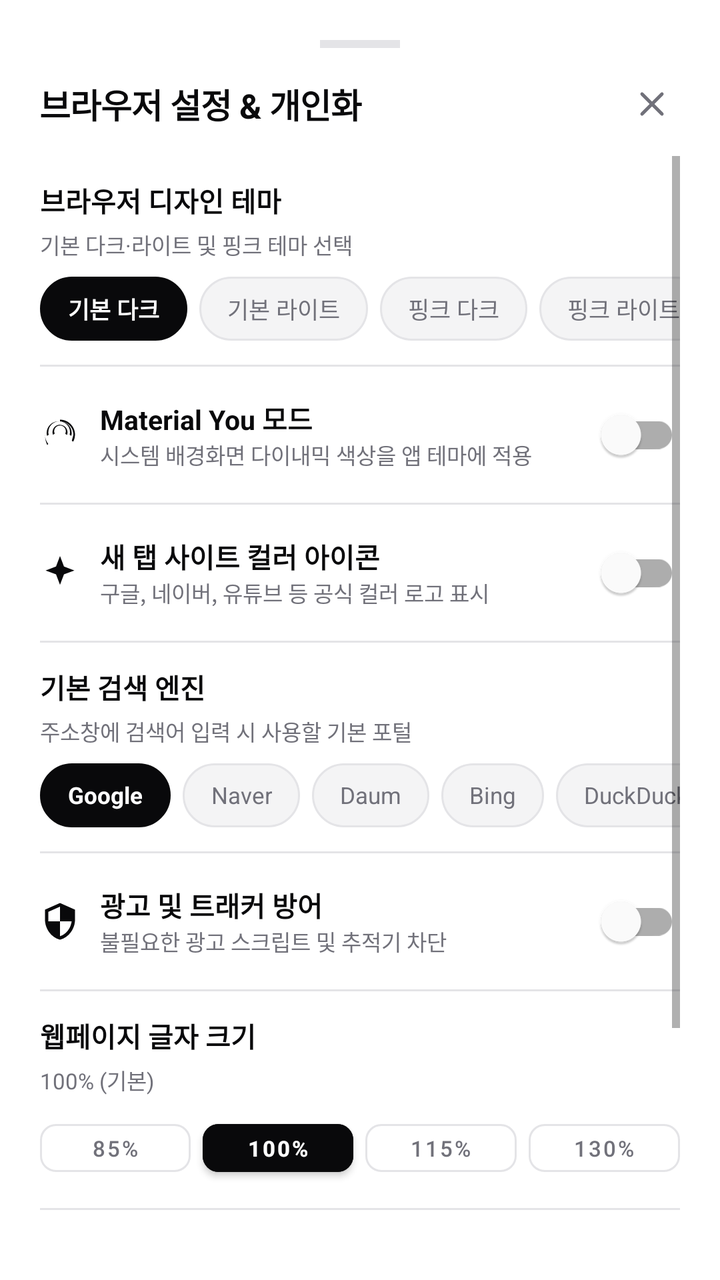
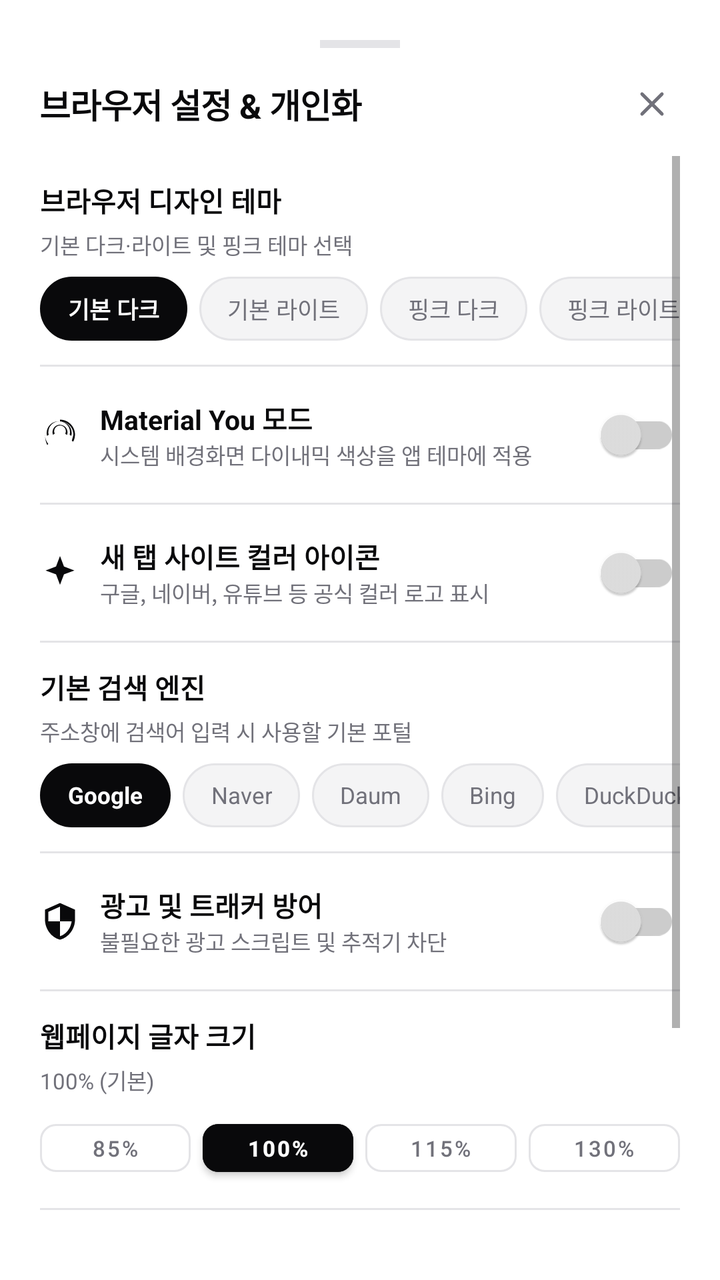

Screens rendered from an Android XML layout before and after an edit, with the pre-edit source and the edit as a unified diff.
<!-- AndroidManifest.xml: application theme Theme.CreamAiHub -->
<!-- res/layout/dialog_settings.xml -->
<?xml version="1.0" encoding="utf-8"?>
<LinearLayout 
    xmlns:android="http://schemas.android.com/apk/res/android"
    xmlns:app="http://schemas.android.com/apk/res-auto"
    android:layout_width="match_parent"
    android:layout_height="wrap_content"
    android:orientation="vertical"
    android:padding="20dp"
    android:background="@drawable/bg_bottom_sheet">

    
    <View
        android:layout_width="40dp"
        android:layout_height="4dp"
        android:layout_gravity="center_horizontal"
        android:background="@color/border_gray"
        android:layout_marginBottom="14dp" />

    <LinearLayout
        android:layout_width="match_parent"
        android:layout_height="wrap_content"
        android:orientation="horizontal"
        android:gravity="center_vertical"
        android:layout_marginBottom="12dp">

        <TextView
            android:layout_width="0dp"
            android:layout_height="wrap_content"
            android:layout_weight="1"
            android:text="브라우저 설정 &amp; 개인화"
            android:textSize="17sp"
            android:textStyle="bold"
            android:textColor="@color/primary_black"
            android:letterSpacing="-0.02" />

        <ImageView
            android:id="@+id/btnCloseSettingsIcon"
            android:layout_width="28dp"
            android:layout_height="28dp"
            android:src="@drawable/ic_close"
            app:tint="@color/text_muted"
            android:padding="4dp"
            android:background="?attr/selectableItemBackgroundBorderless"
            android:contentDescription="Close" />
    </LinearLayout>

    <ScrollView
        android:layout_width="match_parent"
        android:layout_height="wrap_content"
        android:maxHeight="440dp"
        android:scrollbars="vertical"
        android:layout_marginBottom="14dp">

        <LinearLayout
            android:layout_width="match_parent"
            android:layout_height="wrap_content"
            android:orientation="vertical">

            
            <LinearLayout
                android:layout_width="match_parent"
                android:layout_height="wrap_content"
                android:orientation="vertical"
                android:paddingVertical="12dp">

                <TextView
                    android:layout_width="wrap_content"
                    android:layout_height="wrap_content"
                    android:text="브라우저 디자인 테마"
                    android:textSize="13.5sp"
                    android:textStyle="bold"
                    android:textColor="@color/primary_black"
                    android:layout_marginBottom="4dp" />

                <TextView
                    android:layout_width="wrap_content"
                    android:layout_height="wrap_content"
                    android:text="기본 다크·라이트 및 핑크 테마 선택"
                    android:textSize="11sp"
                    android:textColor="@color/text_muted"
                    android:layout_marginBottom="8dp" />

                <HorizontalScrollView
                    android:layout_width="match_parent"
                    android:layout_height="wrap_content"
                    android:scrollbars="none">

                    <LinearLayout
                        android:layout_width="wrap_content"
                        android:layout_height="wrap_content"
                        android:orientation="horizontal">

                        <TextView
                            android:id="@+id/btnThemeDefaultDark"
                            android:layout_width="wrap_content"
                            android:layout_height="32dp"
                            android:text="기본 다크"
                            android:textSize="11.5sp"
                            android:textStyle="bold"
                            android:textColor="@color/white"
                            android:background="@drawable/bg_pill_badge"
                            android:backgroundTint="@color/primary_black"
                            android:gravity="center"
                            android:paddingHorizontal="14dp"
                            android:layout_marginEnd="6dp"
                            android:clickable="true"
                            android:focusable="true" />

                        <TextView
                            android:id="@+id/btnThemeDefaultLight"
                            android:layout_width="wrap_content"
                            android:layout_height="32dp"
                            android:text="기본 라이트"
                            android:textSize="11.5sp"
                            android:textColor="@color/text_muted"
                            android:background="@drawable/bg_pill_badge"
                            android:gravity="center"
                            android:paddingHorizontal="14dp"
                            android:layout_marginEnd="6dp"
                            android:clickable="true"
                            android:focusable="true" />

                        <TextView
                            android:id="@+id/btnThemePinkDark"
                            android:layout_width="wrap_content"
                            android:layout_height="32dp"
                            android:text="핑크 다크"
                            android:textSize="11.5sp"
                            android:textColor="@color/text_muted"
                            android:background="@drawable/bg_pill_badge"
                            android:gravity="center"
                            android:paddingHorizontal="14dp"
                            android:layout_marginEnd="6dp"
                            android:clickable="true"
                            android:focusable="true" />

                        <TextView
                            android:id="@+id/btnThemePinkLight"
                            android:layout_width="wrap_content"
                            android:layout_height="32dp"
                            android:text="핑크 라이트"
                            android:textSize="11.5sp"
                            android:textColor="@color/text_muted"
                            android:background="@drawable/bg_pill_badge"
                            android:gravity="center"
                            android:paddingHorizontal="14dp"
                            android:clickable="true"
                            android:focusable="true" />
                    </LinearLayout>
                </HorizontalScrollView>
            </LinearLayout>

            <View
                android:layout_width="match_parent"
                android:layout_height="1dp"
                android:background="@color/border_gray" />

            
            <LinearLayout
                android:layout_width="match_parent"
                android:layout_height="wrap_content"
                android:orientation="horizontal"
                android:gravity="center_vertical"
                android:paddingVertical="10dp">

                <ImageView
                    android:layout_width="20dp"
                    android:layout_height="20dp"
                    android:src="@drawable/ic_palette"
                    app:tint="@color/primary_black"
                    android:layout_marginEnd="10dp" />

                <LinearLayout
                    android:layout_width="0dp"
                    android:layout_height="wrap_content"
                    android:layout_weight="1"
                    android:orientation="vertical">

                    <TextView
                        android:layout_width="wrap_content"
                        android:layout_height="wrap_content"
                        android:text="Material You 모드"
                        android:textSize="13.5sp"
                        android:textStyle="bold"
                        android:textColor="@color/primary_black" />

                    <TextView
                        android:layout_width="wrap_content"
                        android:layout_height="wrap_content"
                        android:text="시스템 배경화면 다이내믹 색상을 앱 테마에 적용"
                        android:textSize="11sp"
                        android:textColor="@color/text_muted" />
                </LinearLayout>

                <com.google.android.material.switchmaterial.SwitchMaterial
                    android:id="@+id/switchMaterialYou"
                    android:layout_width="wrap_content"
                    android:layout_height="wrap_content" />
            </LinearLayout>

            <View
                android:layout_width="match_parent"
                android:layout_height="1dp"
                android:background="@color/border_gray" />

            
            <LinearLayout
                android:layout_width="match_parent"
                android:layout_height="wrap_content"
                android:orientation="horizontal"
                android:gravity="center_vertical"
                android:paddingVertical="10dp">

                <ImageView
                    android:layout_width="20dp"
                    android:layout_height="20dp"
                    android:src="@drawable/ic_sparkles"
                    app:tint="@color/primary_black"
                    android:layout_marginEnd="10dp" />

                <LinearLayout
                    android:layout_width="0dp"
                    android:layout_height="wrap_content"
                    android:layout_weight="1"
                    android:orientation="vertical">

                    <TextView
                        android:layout_width="wrap_content"
                        android:layout_height="wrap_content"
                        android:text="새 탭 사이트 컬러 아이콘"
                        android:textSize="13.5sp"
                        android:textStyle="bold"
                        android:textColor="@color/primary_black" />

                    <TextView
                        android:layout_width="wrap_content"
                        android:layout_height="wrap_content"
                        android:text="구글, 네이버, 유튜브 등 공식 컬러 로고 표시"
                        android:textSize="11sp"
                        android:textColor="@color/text_muted" />
                </LinearLayout>

                <com.google.android.material.switchmaterial.SwitchMaterial
                    android:id="@+id/switchColorFavicons"
                    android:layout_width="wrap_content"
                    android:layout_height="wrap_content" />
            </LinearLayout>

            <View
                android:layout_width="match_parent"
                android:layout_height="1dp"
                android:background="@color/border_gray" />

            
            <LinearLayout
                android:layout_width="match_parent"
                android:layout_height="wrap_content"
                android:orientation="vertical"
                android:paddingVertical="12dp">

                <TextView
                    android:layout_width="wrap_content"
                    android:layout_height="wrap_content"
                    android:text="기본 검색 엔진"
                    android:textSize="13.5sp"
                    android:textStyle="bold"
                    android:textColor="@color/primary_black"
                    android:layout_marginBottom="4dp" />

                <TextView
                    android:layout_width="wrap_content"
                    android:layout_height="wrap_content"
                    android:text="주소창에 검색어 입력 시 사용할 기본 포털"
                    android:textSize="11sp"
                    android:textColor="@color/text_muted"
                    android:layout_marginBottom="8dp" />

                <HorizontalScrollView
                    android:layout_width="match_parent"
                    android:layout_height="wrap_content"
                    android:scrollbars="none">

                    <LinearLayout
                        android:id="@+id/layoutSearchEngines"
                        android:layout_width="wrap_content"
                        android:layout_height="wrap_content"
                        android:orientation="horizontal">

                        <TextView
                            android:id="@+id/btnEngineGoogle"
                            android:layout_width="wrap_content"
                            android:layout_height="32dp"
                            android:text="Google"
                            android:textSize="11.5sp"
                            android:textStyle="bold"
                            android:textColor="@color/white"
                            android:background="@drawable/bg_pill_badge"
                            android:backgroundTint="@color/primary_black"
                            android:gravity="center"
                            android:paddingHorizontal="14dp"
                            android:layout_marginEnd="6dp"
                            android:clickable="true"
                            android:focusable="true" />

                        <TextView
                            android:id="@+id/btnEngineNaver"
                            android:layout_width="wrap_content"
                            android:layout_height="32dp"
                            android:text="Naver"
                            android:textSize="11.5sp"
                            android:textColor="@color/text_muted"
                            android:background="@drawable/bg_pill_badge"
                            android:gravity="center"
                            android:paddingHorizontal="14dp"
                            android:layout_marginEnd="6dp"
                            android:clickable="true"
                            android:focusable="true" />

                        <TextView
                            android:id="@+id/btnEngineDaum"
                            android:layout_width="wrap_content"
                            android:layout_height="32dp"
                            android:text="Daum"
                            android:textSize="11.5sp"
                            android:textColor="@color/text_muted"
                            android:background="@drawable/bg_pill_badge"
                            android:gravity="center"
                            android:paddingHorizontal="14dp"
                            android:layout_marginEnd="6dp"
                            android:clickable="true"
                            android:focusable="true" />

                        <TextView
                            android:id="@+id/btnEngineBing"
                            android:layout_width="wrap_content"
                            android:layout_height="32dp"
                            android:text="Bing"
                            android:textSize="11.5sp"
                            android:textColor="@color/text_muted"
                            android:background="@drawable/bg_pill_badge"
                            android:gravity="center"
                            android:paddingHorizontal="14dp"
                            android:layout_marginEnd="6dp"
                            android:clickable="true"
                            android:focusable="true" />

                        <TextView
                            android:id="@+id/btnEngineDuck"
                            android:layout_width="wrap_content"
                            android:layout_height="32dp"
                            android:text="DuckDuckGo"
                            android:textSize="11.5sp"
                            android:textColor="@color/text_muted"
                            android:background="@drawable/bg_pill_badge"
                            android:gravity="center"
                            android:paddingHorizontal="14dp"
                            android:clickable="true"
                            android:focusable="true" />
                    </LinearLayout>
                </HorizontalScrollView>
            </LinearLayout>

            <View
                android:layout_width="match_parent"
                android:layout_height="1dp"
                android:background="@color/border_gray" />

            
            <LinearLayout
                android:layout_width="match_parent"
                android:layout_height="wrap_content"
                android:orientation="horizontal"
                android:gravity="center_vertical"
                android:paddingVertical="10dp">

                <ImageView
                    android:layout_width="20dp"
                    android:layout_height="20dp"
                    android:src="@drawable/ic_shield"
                    app:tint="@color/primary_black"
                    android:layout_marginEnd="10dp" />

                <LinearLayout
                    android:layout_width="0dp"
                    android:layout_height="wrap_content"
                    android:layout_weight="1"
                    android:orientation="vertical">

                    <TextView
                        android:layout_width="wrap_content"
                        android:layout_height="wrap_content"
                        android:text="광고 및 트래커 방어"
                        android:textSize="13.5sp"
                        android:textStyle="bold"
                        android:textColor="@color/primary_black" />

                    <TextView
                        android:layout_width="wrap_content"
                        android:layout_height="wrap_content"
                        android:text="불필요한 광고 스크립트 및 추적기 차단"
                        android:textSize="11sp"
                        android:textColor="@color/text_muted" />
                </LinearLayout>

                <com.google.android.material.switchmaterial.SwitchMaterial
                    android:id="@+id/switchAdBlock"
                    android:layout_width="wrap_content"
                    android:layout_height="wrap_content" />
            </LinearLayout>

            <View
                android:layout_width="match_parent"
                android:layout_height="1dp"
                android:background="@color/border_gray" />

            
            <LinearLayout
                android:layout_width="match_parent"
                android:layout_height="wrap_content"
                android:orientation="vertical"
                android:paddingVertical="12dp">

                <TextView
                    android:layout_width="wrap_content"
                    android:layout_height="wrap_content"
                    android:text="웹페이지 글자 크기"
                    android:textSize="13.5sp"
                    android:textStyle="bold"
                    android:textColor="@color/primary_black"
                    android:layout_marginBottom="4dp" />

                <TextView
                    android:id="@+id/tvZoomDisplay"
                    android:layout_width="wrap_content"
                    android:layout_height="wrap_content"
                    android:text="100% (기본)"
                    android:textSize="11sp"
                    android:textColor="@color/text_muted"
                    android:layout_marginBottom="8dp" />

                <LinearLayout
                    android:layout_width="match_parent"
                    android:layout_height="wrap_content"
                    android:orientation="horizontal">

                    <Button
                        android:id="@+id/btnZoom80"
                        android:layout_width="0dp"
                        android:layout_height="36dp"
                        android:layout_weight="1"
                        android:text="85%"
                        android:textSize="11sp"
                        style="@style/Widget.MaterialComponents.Button.OutlinedButton"
                        android:textColor="@color/text_muted"
                        app:strokeColor="@color/border_gray"
                        app:cornerRadius="8dp"
                        android:layout_marginEnd="6dp" />

                    <Button
                        android:id="@+id/btnZoom100"
                        android:layout_width="0dp"
                        android:layout_height="36dp"
                        android:layout_weight="1"
                        android:text="100%"
                        android:textSize="11sp"
                        android:textStyle="bold"
                        android:backgroundTint="@color/primary_black"
                        android:textColor="@color/white"
                        app:cornerRadius="8dp"
                        android:layout_marginEnd="6dp" />

                    <Button
                        android:id="@+id/btnZoom120"
                        android:layout_width="0dp"
                        android:layout_height="36dp"
                        android:layout_weight="1"
                        android:text="115%"
                        android:textSize="11sp"
                        style="@style/Widget.MaterialComponents.Button.OutlinedButton"
                        android:textColor="@color/text_muted"
                        app:strokeColor="@color/border_gray"
                        app:cornerRadius="8dp"
                        android:layout_marginEnd="6dp" />

                    <Button
                        android:id="@+id/btnZoom140"
                        android:layout_width="0dp"
                        android:layout_height="36dp"
                        android:layout_weight="1"
                        android:text="130%"
                        android:textSize="11sp"
                        style="@style/Widget.MaterialComponents.Button.OutlinedButton"
                        android:textColor="@color/text_muted"
                        app:strokeColor="@color/border_gray"
                        app:cornerRadius="8dp" />
                </LinearLayout>
            </LinearLayout>

            <View
                android:layout_width="match_parent"
                android:layout_height="1dp"
                android:background="@color/border_gray" />

            
            <LinearLayout
                android:layout_width="match_parent"
                android:layout_height="wrap_content"
                android:orientation="vertical"
                android:paddingVertical="12dp">

                <TextView
                    android:layout_width="wrap_content"
                    android:layout_height="wrap_content"
                    android:text="AI 엔진 (DeepSeek API Key)"
                    android:textSize="13.5sp"
                    android:textStyle="bold"
                    android:textColor="@color/primary_black"
                    android:layout_marginBottom="4dp" />

                <TextView
                    android:layout_width="match_parent"
                    android:layout_height="wrap_content"
                    android:text="키가 없어도 내장 스마트 Creamy AI가 기본 자동 처리합니다."
                    android:textSize="11sp"
                    android:textColor="@color/text_muted"
                    android:layout_marginBottom="8dp" />

                <EditText
                    android:id="@+id/etApiKey"
                    android:layout_width="match_parent"
                    android:layout_height="40dp"
                    android:hint="sk-..."
                    android:textSize="12.5sp"
                    android:textColor="@color/primary_black"
                    android:textColorHint="@color/text_muted"
                    android:paddingHorizontal="12dp"
                    android:background="@drawable/bg_input_box"
                    android:inputType="textPassword" />
            </LinearLayout>

        </LinearLayout>
    </ScrollView>

    
    <Button
        android:id="@+id/btnSaveSettings"
        android:layout_width="match_parent"
        android:layout_height="44dp"
        android:text="설정 저장 완료"
        android:textSize="12.5sp"
        android:textStyle="bold"
        android:backgroundTint="@color/primary_black"
        android:textColor="@color/white"
        app:cornerRadius="12dp" />

</LinearLayout>
<!-- resources referenced by this layout -->
<resources>
  <color name="border_gray">#E4E4E7</color>
  <color name="primary_black">#09090B</color>
  <color name="text_muted">#71717A</color>
  <color name="white">#FFFFFF</color>
  <!-- drawable bg_bottom_sheet (drawable) -->
  <?xml version="1.0" encoding="utf-8"?>
  <shape xmlns:android="http://schemas.android.com/apk/res/android">
      <solid android:color="#FFFFFF" />
      <corners 
          android:topLeftRadius="28dp" 
          android:topRightRadius="28dp" 
          android:bottomLeftRadius="0dp" 
          android:bottomRightRadius="0dp" />
  </shape>
  <!-- drawable bg_input_box (drawable) -->
  <?xml version="1.0" encoding="utf-8"?>
  <shape xmlns:android="http://schemas.android.com/apk/res/android">
      <solid android:color="#F4F4F5" />
      <stroke android:width="1dp" android:color="#E4E4E7" />
      <corners android:radius="24dp" />
  </shape>
  <!-- drawable bg_pill_badge (drawable) -->
  <?xml version="1.0" encoding="utf-8"?>
  <shape xmlns:android="http://schemas.android.com/apk/res/android">
      <solid android:color="#F4F4F5" />
      <stroke android:width="1dp" android:color="#E4E4E7" />
      <corners android:radius="999dp" />
  </shape>
  <!-- drawable ic_close (drawable) -->
  <vector xmlns:android="http://schemas.android.com/apk/res/android"
      android:width="24dp"
      android:height="24dp"
      android:viewportWidth="24"
      android:viewportHeight="24">
      <path
          android:strokeColor="#09090B"
          android:strokeWidth="2"
          android:strokeLineCap="round"
          android:strokeLineJoin="round"
          android:pathData="M18,6L6,18M6,6l12,12" />
  </vector>
  <!-- drawable ic_palette (drawable) -->
  <vector xmlns:android="http://schemas.android.com/apk/res/android"
      android:width="24dp"
      android:height="24dp"
      android:viewportWidth="24"
      android:viewportHeight="24">
      <path
          android:fillColor="#000000"
          android:pathData="M12,3c-4.97,0 -9,4.03 -9,9 0,2.12 0.74,4.07 1.97,5.61L4.35,18.23C3.52,16.5 3,14.35 3,12c0,-4.97 4.03,-9 9,-9s9,4.03 9,9c0,1.52 -0.4,2.95 -1.09,4.19l-0.84,-0.53C19.64,13.62 20,12.35 20,12c0,-4.42 -3.58,-8 -8,-8zm0,1c3.87,0 7,3.13 7,7 0,0.59 -0.08,1.16 -0.22,1.71l-1.01,-0.64C17.91,11.56 18,11.04 18,10.5c0,-3.59 -2.91,-6.5 -6.5,-6.5 -3.59,0 -6.5,2.91 -6.5,6.5 0,0.54 0.09,1.06 0.23,1.57l-1.01,0.64C4.08,12.16 4,11.59 4,11c0,-3.87 3.13,-7 7,-7zm0,2c-2.48,0 -4.5,2.02 -4.5,4.5 0,0.55 0.1,1.07 0.28,1.56l1.09,-0.69C8.63,11.02 8.5,10.52 8.5,10c0,-1.93 1.57,-3.5 3.5,-3.5s3.5,1.57 3.5,3.5c0,0.52 -0.13,1.02 -0.37,1.47l1.09,0.69c0.18,-0.49 0.28,-1.01 0.28,-1.56 0,-2.48 -2.02,-4.5 -4.5,-4.5z" />
  </vector>
  <!-- drawable ic_shield (drawable) -->
  <vector xmlns:android="http://schemas.android.com/apk/res/android"
      android:width="24dp"
      android:height="24dp"
      android:viewportWidth="24"
      android:viewportHeight="24">
      <path
          android:fillColor="#000000"
          android:pathData="M12,1L3,5v6c0,5.55 3.84,10.74 9,12 5.16,-1.26 9,-6.45 9,-12V5l-9,-4zm0,10.99h7c-0.53,4.12 -3.28,7.79 -7,8.94V12H5V6.3l7,-3.11v8.8z" />
  </vector>
  <!-- drawable ic_sparkles (drawable) -->
  <vector xmlns:android="http://schemas.android.com/apk/res/android"
      android:width="24dp"
      android:height="24dp"
      android:viewportWidth="24"
      android:viewportHeight="24">
      <path
          android:fillColor="#09090B"
          android:pathData="M12,2L14.39,8.26L20.65,10.65L14.39,13.04L12,19.3L9.61,13.04L3.35,10.65L9.61,8.26L12,2Z" />
  </vector>
  <style name="Theme.CreamAiHub" parent="Theme.MaterialComponents.DayNight.NoActionBar">
          <item name="colorPrimary">@color/primary_black</item>
          <item name="colorPrimaryVariant">@color/secondary_dark</item>
          <item name="colorOnPrimary">@color/white</item>
          <item name="android:statusBarColor">@color/white</item>
          <item name="android:windowLightStatusBar">true</item>
      </style>
  <color name="secondary_dark">#27272A</color>
</resources>

<!-- the commit's change to res/layout/dialog_settings.xml (unified diff, before → after) -->
@@ -195,7 +195,9 @@
                 <com.google.android.material.switchmaterial.SwitchMaterial
                     android:id="@+id/switchMaterialYou"
                     android:layout_width="wrap_content"
-                    android:layout_height="wrap_content" />
+                    android:layout_height="wrap_content"
+                    app:thumbTint="@color/switch_thumb_selector"
+                    app:trackTint="@color/switch_track_selector" />
             </LinearLayout>
 
             <View
@@ -243,7 +245,9 @@
                 <com.google.android.material.switchmaterial.SwitchMaterial
                     android:id="@+id/switchColorFavicons"
                     android:layout_width="wrap_content"
-                    android:layout_height="wrap_content" />
+                    android:layout_height="wrap_content"
+                    app:thumbTint="@color/switch_thumb_selector"
+                    app:trackTint="@color/switch_track_selector" />
             </LinearLayout>
 
             <View
@@ -405,7 +409,9 @@
                 <com.google.android.material.switchmaterial.SwitchMaterial
                     android:id="@+id/switchAdBlock"
                     android:layout_width="wrap_content"
-                    android:layout_height="wrap_content" />
+                    android:layout_height="wrap_content"
+                    app:thumbTint="@color/switch_thumb_selector"
+                    app:trackTint="@color/switch_track_selector" />
             </LinearLayout>
 
             <View
